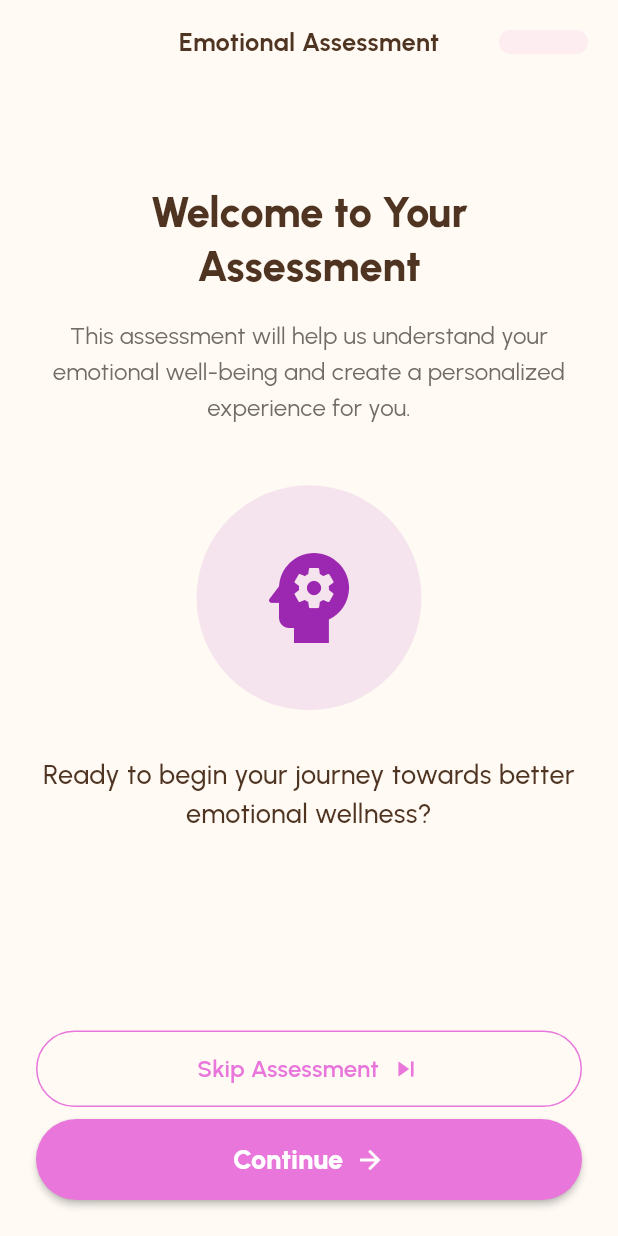
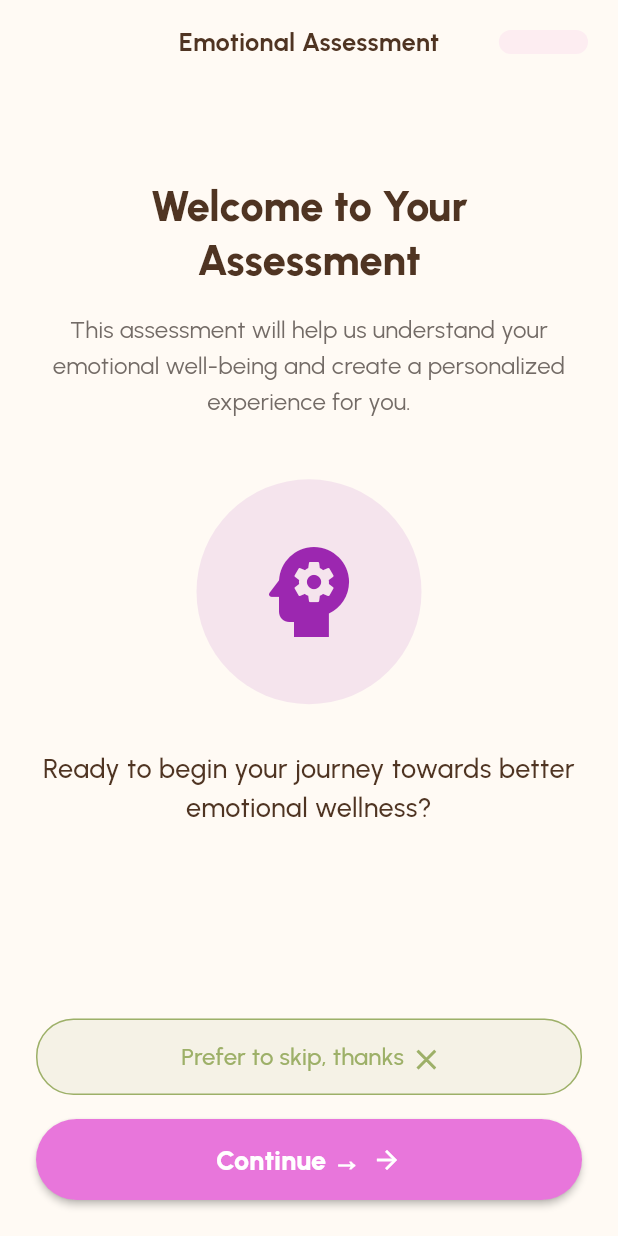
Before and after one commit to Alwil17/auralys, a Flutter app: the AssessmentScreen screen opened by its route, on a phone screen of 412 x 824 dp. Run offline on Flutter 3.47's test engine with Material 3 defaults, Android fonts, the phone set to English and light mode, and no system bars; our stand-ins replace flutter_easyloading, go_router, shared_preferences; accounts and stored records are empty.

Commit message:
feat: Update skip button text and style on gender step in AssessmentScreen

```diff
--- a/lib/features/assessments/screens/assessment_screen.dart
+++ b/lib/features/assessments/screens/assessment_screen.dart
@@ -68,39 +68,41 @@ class _AssessmentScreenState extends State<AssessmentScreen> {
             child: Column(
               mainAxisSize: MainAxisSize.min,
               children: [
-                // Special buttons for specific steps
+                // Skip button for gender step
                 if (_currentStep == 1) ...[
-                  // Skip button for welcome step
                   Container(
-                    margin: const EdgeInsets.only(bottom: 8),
+                    margin: const EdgeInsets.only(bottom: 16),
                     child: OutlinedButton(
-                      onPressed: () => _goToStep(_totalSteps),
+                      onPressed: () => _goToNextStep(),
                       style: OutlinedButton.styleFrom(
-                        side: BorderSide(color: theme.colorScheme.primary),
+                        backgroundColor: theme.colorScheme.secondary.withOpacity(0.1),
+                        side: BorderSide(color: theme.colorScheme.secondary),
                         padding: const EdgeInsets.symmetric(
                           vertical: 14,
                           horizontal: 32,
                         ),
                         shape: RoundedRectangleBorder(
-                          borderRadius: BorderRadius.circular(28),
+                          borderRadius: BorderRadius.circular(25),
                         ),
                       ),
                       child: Row(
                         mainAxisAlignment: MainAxisAlignment.center,
                         children: [
                           Text(
-                            'Skip Assessment',
+                            'Prefer to skip, thanks',
                             style: TextStyle(
                               fontSize: 16,
-                              fontWeight: FontWeight.w600,
-                              color: theme.colorScheme.primary,
+                              fontWeight: FontWeight.w500,
+                              color: theme.colorScheme.secondary,
                             ),
                           ),
                           const SizedBox(width: 8),
-                          Icon(
-                            Icons.skip_next,
-                            size: 20,
-                            color: theme.colorScheme.primary,
+                          Text(
+                            '✕',
+                            style: TextStyle(
+                              fontSize: 16,
+                              color: theme.colorScheme.secondary,
+                            ),
                           ),
                         ],
                       ),
@@ -110,7 +112,9 @@ class _AssessmentScreenState extends State<AssessmentScreen> {
 
                 // Main continue/finish button
                 PrimaryButton(
-                  text: _currentStep == _totalSteps ? 'Complete Assessment' : 'Continue',
+                  text: _currentStep == _totalSteps
+                      ? 'Complete Assessment'
+                      : 'Continue →',
                   onPressed: _handleContinue,
                   margin: EdgeInsets.zero,
                 ),
```
